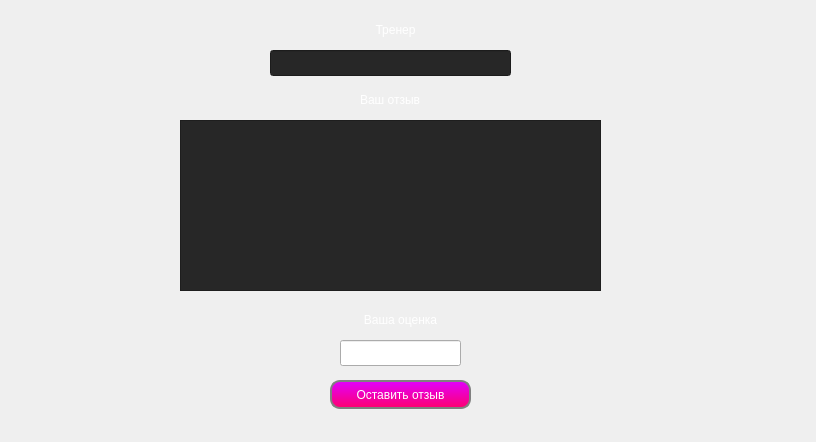
Qt form FINTESS_CENTRE/comment.ui (bartem1us/Fitness_Centre) before a commit.
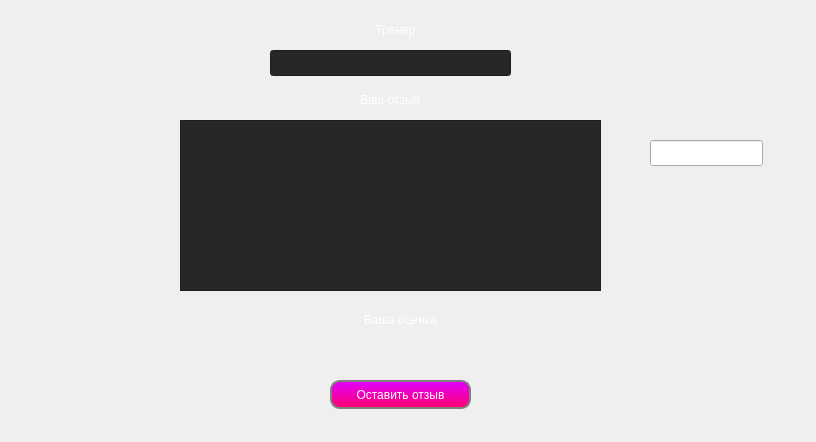
The same form after that commit. Icons and pictures are not drawn. Custom widgets are drawn as their Qt base class.

Commit message: add rating with stars

```diff
--- a/FINTESS_CENTRE/comment.ui
+++ b/FINTESS_CENTRE/comment.ui
@@ -141,17 +141,106 @@
   <widget class="QLineEdit" name="rating">
    <property name="geometry">
     <rect>
-     <x>340</x>
-     <y>340</y>
-     <width>121</width>
+     <x>650</x>
+     <y>140</y>
+     <width>113</width>
      <height>26</height>
     </rect>
    </property>
-   <property name="inputMask">
-    <string>d</string>
+  </widget>
+  <widget class="HoverButton" name="star_1">
+   <property name="geometry">
+    <rect>
+     <x>260</x>
+     <y>330</y>
+     <width>41</width>
+     <height>31</height>
+    </rect>
    </property>
-   <property name="alignment">
-    <set>Qt::AlignCenter</set>
+   <property name="styleSheet">
+    <string notr="true">image: url(:/icons/icons/star_empty_2.png);</string>
+   </property>
+   <property name="text">
+    <string/>
+   </property>
+   <property name="flat">
+    <bool>true</bool>
+   </property>
+  </widget>
+  <widget class="HoverButton" name="star_2">
+   <property name="geometry">
+    <rect>
+     <x>320</x>
+     <y>330</y>
+     <width>41</width>
+     <height>31</height>
+    </rect>
+   </property>
+   <property name="styleSheet">
+    <string notr="true">image: url(:/icons/icons/star_empty_2.png);</string>
+   </property>
+   <property name="text">
+    <string/>
+   </property>
+   <property name="flat">
+    <bool>true</bool>
+   </property>
+  </widget>
+  <widget class="HoverButton" name="star_3">
+   <property name="geometry">
+    <rect>
+     <x>380</x>
+     <y>330</y>
+     <width>41</width>
+     <height>31</height>
+    </rect>
+   </property>
+   <property name="styleSheet">
+    <string notr="true">image: url(:/icons/icons/star_empty_2.png);</string>
+   </property>
+   <property name="text">
+    <string/>
+   </property>
+   <property name="flat">
+    <bool>true</bool>
+   </property>
+  </widget>
+  <widget class="HoverButton" name="star_4">
+   <property name="geometry">
+    <rect>
+     <x>440</x>
+     <y>330</y>
+     <width>41</width>
+     <height>31</height>
+    </rect>
+   </property>
+   <property name="styleSheet">
+    <string notr="true">image: url(:/icons/icons/star_empty_2.png);</string>
+   </property>
+   <property name="text">
+    <string/>
+   </property>
+   <property name="flat">
+    <bool>true</bool>
+   </property>
+  </widget>
+  <widget class="HoverButton" name="star_5">
+   <property name="geometry">
+    <rect>
+     <x>500</x>
+     <y>330</y>
+     <width>41</width>
+     <height>31</height>
+    </rect>
+   </property>
+   <property name="styleSheet">
+    <string notr="true">image: url(:/icons/icons/star_empty_2.png);</string>
+   </property>
+   <property name="text">
+    <string/>
+   </property>
+   <property name="flat">
+    <bool>true</bool>
    </property>
   </widget>
  </widget>
@@ -161,6 +250,11 @@
    <extends>QPushButton</extends>
    <header location="global">custombutton.h</header>
   </customwidget>
+  <customwidget>
+   <class>HoverButton</class>
+   <extends>QPushButton</extends>
+   <header location="global">hoverbutton.h</header>
+  </customwidget>
  </customwidgets>
  <resources/>
  <connections/>
```
Left out of the diff: 2 changed lines with no effect on the pictures. The commit also changes 81 other files.
